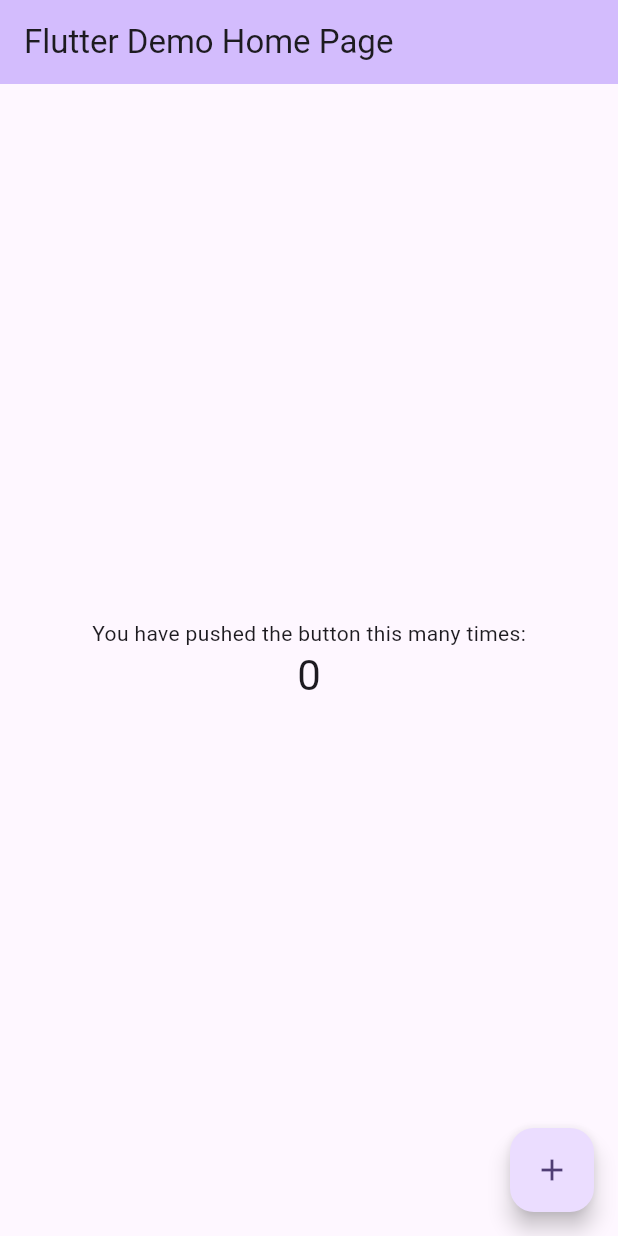
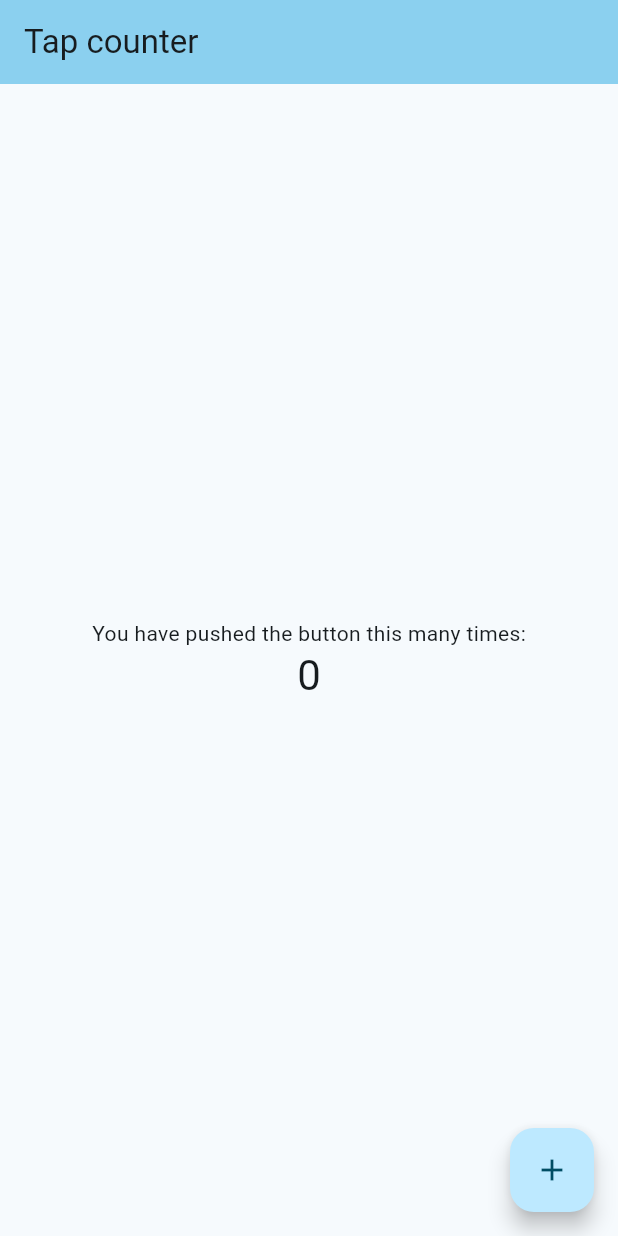
Before and after one commit to Ayushhhshh/Tap_counter, a Flutter app: the screen it shows after launch, on a phone screen of 412 x 824 dp. Run offline on Flutter 3.47's test engine with Material 2 defaults, Android fonts, the phone set to English and light mode, and no system bars.

Commit message:
Title name changed

```diff
--- a/lib/main.dart
+++ b/lib/main.dart
@@ -28,10 +28,10 @@ class MyApp extends StatelessWidget {
         //
         // This works for code too, not just values: Most code changes can be
         // tested with just a hot reload.
-        colorScheme: ColorScheme.fromSeed(seedColor: Colors.deepPurple),
+        colorScheme: ColorScheme.fromSeed(seedColor: Colors.blueGrey),
         useMaterial3: true,
       ),
-      home: const MyHomePage(title: 'Flutter Demo Home Page'),
+      home: const MyHomePage(title: 'Tap counter'),
     );
   }
 }
```
